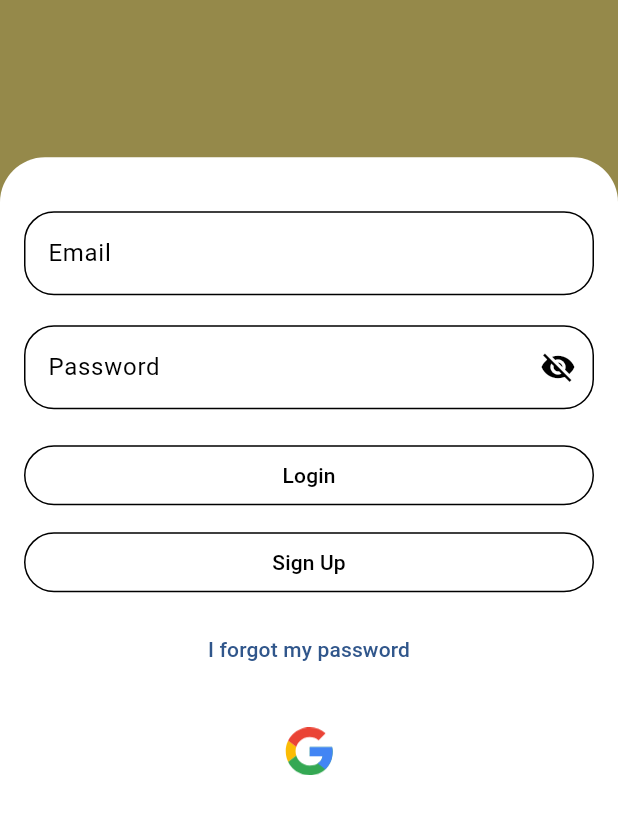
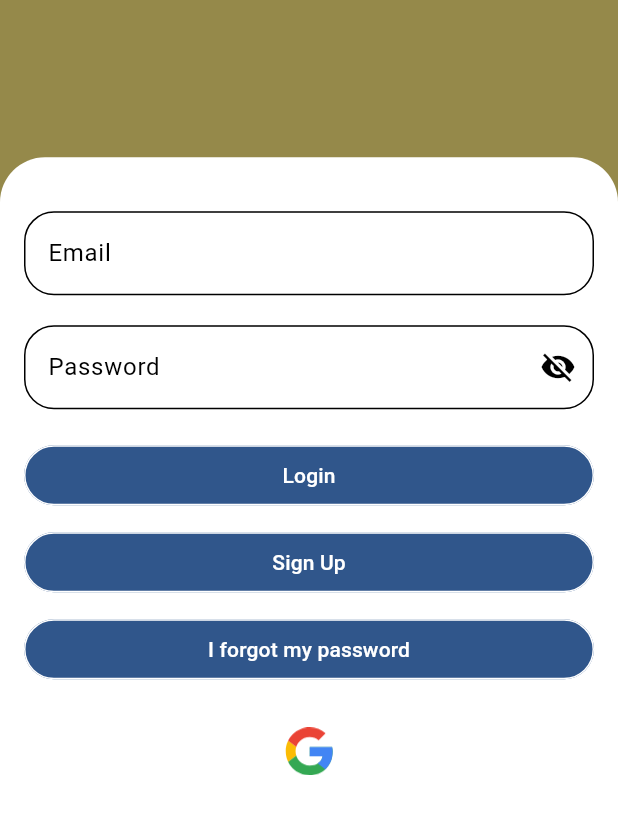
Before and after one commit to COS301-SE-2024/WhatsOn-UP, a Flutter app: the screen it shows after launch, on a phone screen of 412 x 824 dp, the part 206-1040 px from its top. Run offline on Flutter 3.47's test engine with Material 3 defaults, Android fonts, the phone set to English and light mode, and no system bars; our stand-ins replace animated_splash_screen, carousel_slider, flutter_spinkit, flutter_svg_provider, google_sign_in, image_picker and 4 more; missing offline and left inert: supabase_auth_ui; accounts and stored records are empty.

Commit message:
Add host application form - Added buttons to the theme manager - Started changing some buttons so they use the theme manager styles

```diff
--- a/src/Frontend/lib/main.dart
+++ b/src/Frontend/lib/main.dart
@@ -58,6 +58,7 @@
 import 'package:firstapp/pages/editProfile_page.dart';
 import 'package:firstapp/pages/edit_Event.dart';
 import 'package:firstapp/pages/home_page.dart';
+import 'package:firstapp/pages/host_application.dart';
 import 'package:firstapp/pages/profilePage.dart';
 import 'package:firstapp/pages/settings_page.dart';
 import 'package:firstapp/pages/supabase_Accountpage.dart';
@@ -78,7 +79,7 @@ void main() async{
   var api = Api();
   await Supabase.initialize(
     url: 'https://mehgbhiirnmypfgnkaud.supabase.co',
-    anonKey:'eyJhbGciOiJIUzI1NiIsInR5cCI6IkpXVCJ9.eyJpc3MiOiJzdXBhYmFzZSIsInJlZiI6Im1laGdiaGlpcm5teXBmZ25rYXVkIiwicm9sZSI6ImFub24iLCJpYXQiOjE3MTY3ODcxMjMsImV4cCI6MjAzMjM2MzEyM30.IqwbTqO7T_ZyYjkWBAbKCK2kwEzJktZtAEJKlrfjYvY',
+    anonKey:'eyJhbGciOiJIUzI1NiIsInR5cCI6IkpXVCJ9.eyJpc3MiOiJzdXBhYmFzZSIsInJlZiI6Im1laGdiaGlpcm5teXBmZ25rYXVkIiwicm9sZSI6ImFub24iLCJpYXQiOjE3MjI1OTc1ODksImV4cCI6MjAzODE3MzU4OX0.LhJE4sO3YrRi2VwQmbt-24LHUVM3bK9eFzHz1SsvH1s',
 
   );
   // runApp(ChangeNotifierProvider<ThemeNotifier>(
@@ -121,8 +122,8 @@ class MyApp extends StatelessWidget {
           // '/rsvp': (context)=> const RSVPEventsPage(),
           '/settings': (context)=> const SettingsPage(),
           '/search': (context)=>  SearchScreen(),
-           '/resetPassword': (context)=> const ResetPasswordPage(),
-          //
+          '/resetPassword': (context)=> const ResetPasswordPage(),
+          '/hostApplication': (context)=> HostApplicationPage(),
         },
 
         debugShowCheckedModeBanner: false,
--- a/src/Frontend/lib/pages/detailed_event_page.dart
+++ b/src/Frontend/lib/pages/detailed_event_page.dart
@@ -309,6 +309,7 @@ class _DetailedEventPageState extends State<DetailedEventPage> {
                   ),
                   const SizedBox(height: 16.0),
                   if (!_thisCurrentEvent.attendees.any((attendee) => attendee.userId == userP.userId)) ...[
+                    if (userP.role != "GUEST")
                     if (_thisCurrentEvent.maxAttendees >_thisCurrentEvent.attendees.length )
                       ElevatedButton.icon(
                         onPressed: _addToCalendar,
--- a/src/Frontend/lib/pages/settings_page.dart
+++ b/src/Frontend/lib/pages/settings_page.dart
@@ -23,8 +23,7 @@ class _SettingsPageState extends State<SettingsPage> {
   @override
   Widget build(BuildContext context) {
     final theme = Theme.of(context);
-    final borderColour =
-        theme.brightness == Brightness.dark ? Colors.white : Colors.black;
+    final borderColour = theme.brightness == Brightness.dark ? Colors.white : Colors.black;
 
     return Scaffold(
       body: Padding(
--- a/src/Frontend/lib/pages/supabase_login.dart
+++ b/src/Frontend/lib/pages/supabase_login.dart
@@ -348,14 +348,14 @@ bool _obscurePassword=true;
                 ));
               }
             },
-            style: TextButton.styleFrom(
-              foregroundColor: Colors.black, padding: const EdgeInsets.symmetric(vertical: 10.0),
-              shape: RoundedRectangleBorder(
-                borderRadius: BorderRadius.circular(20.0),
-                side: BorderSide(color: Colors.black),
-              ), // Text color
-              backgroundColor: Colors.transparent,
-            ),
+            // style: TextButton.styleFrom(
+            //   foregroundColor: Colors.black, padding: const EdgeInsets.symmetric(vertical: 10.0),
+            //   shape: RoundedRectangleBorder(
+            //     borderRadius: BorderRadius.circular(20.0),
+            //     side: BorderSide(color: Colors.black),
+            //   ), // Text color
+            //   backgroundColor: Colors.transparent,
+            // ),
             child: const Text('Login'),
           ),
           const SizedBox(height: 10),
@@ -368,14 +368,14 @@ bool _obscurePassword=true;
               );
 
               },
-              style: TextButton.styleFrom(
-                foregroundColor: Colors.black, padding: const EdgeInsets.symmetric(vertical: 10.0),
-                shape: RoundedRectangleBorder(
-                  borderRadius: BorderRadius.circular(20.0),
-                  side: BorderSide(color: Colors.black),
-                ), // Text color
-                backgroundColor: Colors.transparent,
-              ),
+              // style: TextButton.styleFrom(
+              //   foregroundColor: Colors.black, padding: const EdgeInsets.symmetric(vertical: 10.0),
+              //   shape: RoundedRectangleBorder(
+              //     borderRadius: BorderRadius.circular(20.0),
+              //     side: BorderSide(color: Colors.black),
+              //   ), // Text color
+              //   backgroundColor: Colors.transparent,
+              // ),
               child: Text('Sign Up')
           ),
           const SizedBox(height: 10),
--- a/src/Frontend/lib/widgets/theme_manager.dart
+++ b/src/Frontend/lib/widgets/theme_manager.dart
@@ -37,9 +37,29 @@ class ThemeNotifier with ChangeNotifier {
       selectedItemColor: lightSecondaryColor,
       unselectedItemColor: Color.fromARGB(255, 47, 86, 194),
     ),
-    elevatedButtonTheme: const ElevatedButtonThemeData(
-      style: ButtonStyle(
-        backgroundColor: WidgetStatePropertyAll(Color.fromARGB(255, 214, 214, 214)),
+    elevatedButtonTheme: ElevatedButtonThemeData(
+      style: ElevatedButton.styleFrom(
+        // foregroundColor: Colors.black,
+        foregroundColor: Colors.white,
+        // backgroundColor: Colors.white,
+        backgroundColor: lightPrimaryColor,
+        shape: RoundedRectangleBorder(
+          borderRadius: BorderRadius.circular(20),
+          // side: const BorderSide(color: Colors.grey, width: 1),
+          side: const BorderSide(color: Color.fromARGB(255, 255, 255, 255), width: 1),
+        ),
+        padding: const EdgeInsets.symmetric(vertical: 16),
+      ),
+    ),
+    textButtonTheme: TextButtonThemeData(
+      style: TextButton.styleFrom(
+        foregroundColor: const Color.fromARGB(255, 255, 255, 255),
+        padding: const EdgeInsets.symmetric(vertical: 10.0),
+        shape: RoundedRectangleBorder(
+          borderRadius: BorderRadius.circular(20.0),
+          side: BorderSide(color: const Color.fromARGB(255, 255, 255, 255)),
+        ),
+        backgroundColor: lightPrimaryColor,
       ),
     ),
   );
@@ -68,12 +88,29 @@ class ThemeNotifier with ChangeNotifier {
       selectedItemColor: darkSecondaryColor,
       unselectedItemColor: Color.fromARGB(255, 79, 114, 207),
     ),
-    elevatedButtonTheme: const ElevatedButtonThemeData(
-      style: ButtonStyle(
-        backgroundColor: WidgetStatePropertyAll(Color.fromARGB(255, 88, 88, 88)),
-        foregroundColor: WidgetStatePropertyAll(Colors.white),
+    elevatedButtonTheme: ElevatedButtonThemeData(
+      style: ElevatedButton.styleFrom(
+        foregroundColor: Colors.white,
+        // backgroundColor: Color.fromARGB(255, 18, 18, 18),
+        backgroundColor: darkPrimaryColor,
+        shape: RoundedRectangleBorder(
+          borderRadius: BorderRadius.circular(20),
+          side: BorderSide(color: const Color.fromARGB(255, 255, 255, 255), width: 1),
         ),
+        padding: EdgeInsets.symmetric(vertical: 16),
       ),
+    ),
+    textButtonTheme: TextButtonThemeData(
+      style: TextButton.styleFrom(
+        foregroundColor: Colors.white,
+        padding: const EdgeInsets.symmetric(vertical: 10.0),
+        shape: RoundedRectangleBorder(
+          borderRadius: BorderRadius.circular(20.0),
+          side: BorderSide(color: Colors.white),
+        ),
+        backgroundColor: darkPrimaryColor,
+      ),
+    ),
     );
 
 
@@ -81,14 +118,12 @@ class ThemeNotifier with ChangeNotifier {
   ThemeData getTheme() => _themeData;
 
   ThemeNotifier() {
-    _themeData = lightTheme; // Setting light as the default theme because _themeData was uninitialised before which caused errors
+    _themeData = lightTheme;
     StorageManager.readData('themeMode').then((value) {
-      // print('value read from storage: ' + value.toString());
       var themeMode = value ?? 'light';
       if (themeMode == 'light') {
         _themeData = lightTheme;
       } else {
-        // print('setting dark theme');
         _themeData = darkTheme;
       }
       notifyListeners();
```
Also changed, not shown: src/Frontend/lib/pages/editProfile_page.dart (+22 -18 lines), src/Frontend/lib/pages/edit_Event.dart (+18 -18 lines), src/Frontend/lib/pages/host_application.dart (added, +140 -0 lines), src/Frontend/lib/pages/profilePage.dart (+18 -15 lines).
